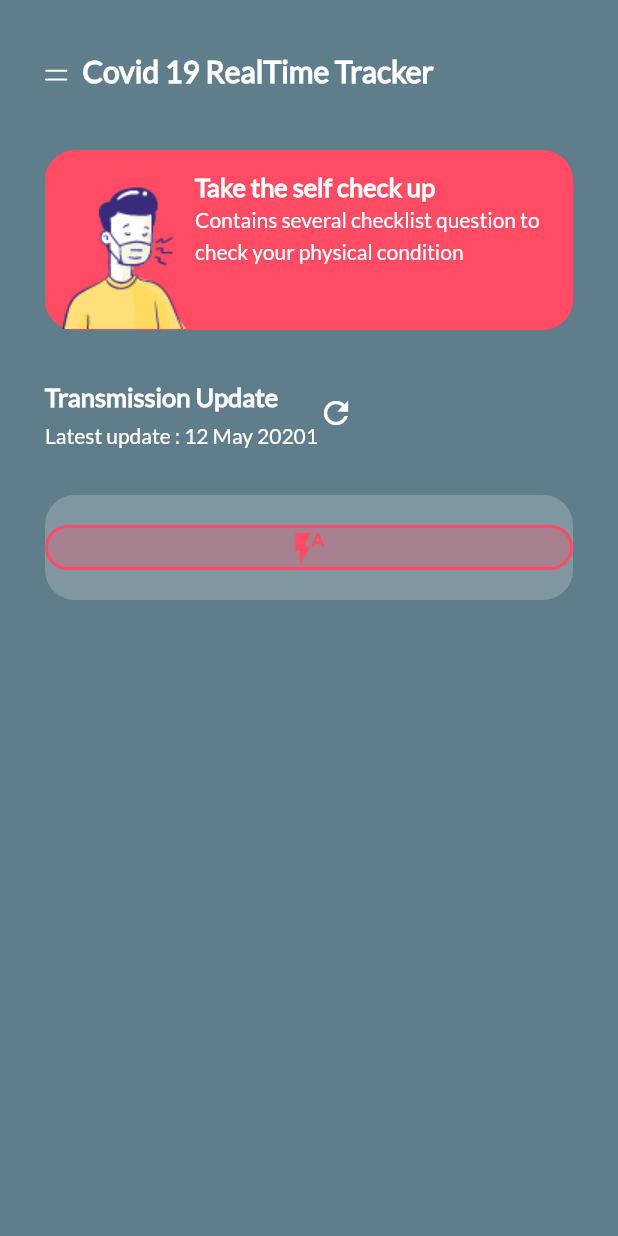
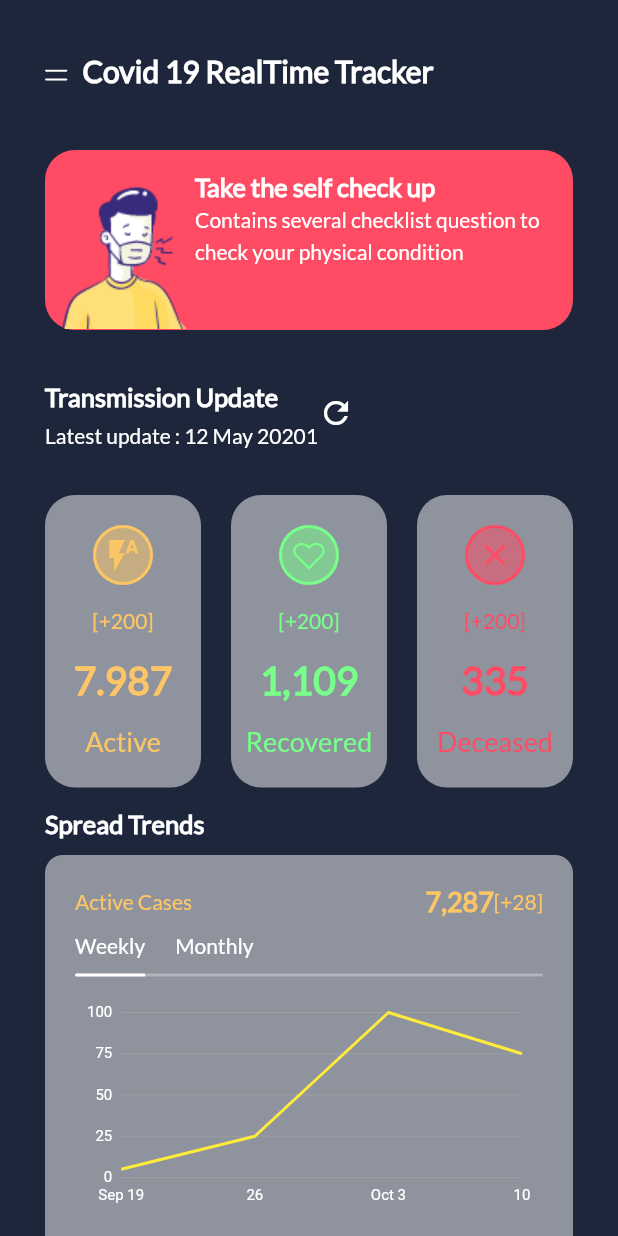
Before and after one commit to mouhsineelachbi/Covid19_Tracker_Mobile, a Flutter app: the screen it shows after launch, on a phone screen of 412 x 824 dp. Run offline on Flutter 3.47's test engine with Material 2 defaults, Android fonts, the phone set to English and light mode, and no system bars; our stand-ins replace charts_flutter, flutter_svg, line_icons.

Commit message:
cases, recovered and death cards and chart monthly and weekly cases

```diff
--- a/lib/main.dart
+++ b/lib/main.dart
@@ -1,4 +1,5 @@
 import 'package:covid19tracker/pages/home.dart';
+import 'package:covid19tracker/themes/constants.dart';
 import 'package:flutter/material.dart';
 
 void main() {
@@ -6,7 +7,7 @@ void main() {
     debugShowCheckedModeBanner: false,
     title: "Covid19 RealTime Tracker",
     theme: ThemeData(
-      scaffoldBackgroundColor: Colors.blueGrey,
+      scaffoldBackgroundColor: bgColor,
       fontFamily: 'lato',
     ),
     home: HomePage(),
--- a/lib/pages/home.dart
+++ b/lib/pages/home.dart
@@ -1,3 +1,6 @@
+import 'package:covid19tracker/pages/detail.dart';
+import 'package:covid19tracker/widgets/cardstatus.dart';
+import 'package:covid19tracker/widgets/charts.dart';
 import 'package:flutter/material.dart';
 import 'package:flutter_svg/svg.dart';
 import 'package:covid19tracker/themes/constants.dart';
@@ -28,7 +31,11 @@ class _HomePageState extends State<HomePage> {
           ],
         ),
         SizedBox(height: 40,),
-        Container(
+        GestureDetector(
+          onTap: () {
+            Navigator.push(context, (MaterialPageRoute(builder: (_) => Detail())));
+          },
+          child: Container(
             width: double.infinity,
             height: 120,
             decoration: BoxDecoration(
@@ -61,6 +68,7 @@ class _HomePageState extends State<HomePage> {
               ],
             ),
           ),
+        ),
         SizedBox(height: 30,),
         Row(
           children: [
@@ -83,26 +91,82 @@ class _HomePageState extends State<HomePage> {
         ),
         SizedBox(height: 30,),
         Row(
+          mainAxisAlignment: MainAxisAlignment.spaceBetween,
           children: [
-            Expanded(
-              child: Container(
+            CardStatus(iconName: Icons.flash_auto ,cardColor: warning, newCases: "200", totalCases: "7.987", status: "Active",),
+            SizedBox(width: 20,),
+            CardStatus(iconName: LineIcons.heart, cardColor: success, newCases: "200", totalCases: "1,109", status: "Recovered",),
+            SizedBox(width: 20,),
+            CardStatus(iconName: Icons.close, cardColor: primary, newCases: "200", totalCases: "335", status: "Deceased",),
+          ],
+        ),
+        SizedBox(height: 10,),
+        Column(
+          crossAxisAlignment: CrossAxisAlignment.start,
+          children: [
+            Text("Spread Trends", style:AppSubTitle),
+            SizedBox(height: 10,),
+            Container(
+              height: 300,
+              width: double.infinity,
               decoration: BoxDecoration(
-                  color: textWhite.withOpacity(0.2),
-                  borderRadius: BorderRadius.circular(20),
+                color: textWhite.withOpacity(0.5),
+                borderRadius: BorderRadius.circular(12),
               ),
               child: Padding(
-                  padding: EdgeInsets.symmetric(vertical: 20),
-                  child: Container(
-                    width: 1,
-                    height: 30,
+                padding: EdgeInsets.symmetric(horizontal: 20, vertical: 5),
+                child: Column(
+                  children: [
+                    SizedBox(height: 15,),
+                    Row(
+                      mainAxisAlignment: MainAxisAlignment.spaceBetween,
+                      children: [
+                        Text("Active Cases", style: TextStyle(fontSize: 14, color: warning)),
+                        Row(
+                          children: [
+                            Text("7,287", style: TextStyle(color: warning, fontSize: 18, fontWeight: FontWeight.bold),),
+                            Text("[+28]", style: TextStyle(color: warning)),
+                          ],
+                        ),
+                      ],
+                    ),
+                    SizedBox(height: 10,),
+                    Row(
+                      children: [
+                        Text("Weekly", style: TextStyle(color: textWhite),),
+                        SizedBox(width: 20,),
+                        Text("Monthly", style: TextStyle(color: textWhite),),
+                      ],
+                    ),
+                    SizedBox(height:10),
+                    Container(
+                      width: double.infinity,
+                      child: Stack(
+                        children: [
+                          Container(
+                            width: 47,
+                            height: 2,
                             decoration: BoxDecoration(
-                      color: primary.withOpacity(0.3),
-                      border: Border.all(color: primary, width:2),
-                      borderRadius: BorderRadius.circular(40/2),
+                              color: Colors.white,
+                              borderRadius: BorderRadius.circular(12)
                             ),
-                    child: Icon(Icons.flash_auto, color: primary ,),
                           ),
-                )
+                          Container(
+                            width: double.infinity,
+                            height: 2,
+                            decoration: BoxDecoration(
+                                color: textWhite.withOpacity(0.3),
+                                borderRadius: BorderRadius.circular(12)
+                            ),
+                          ),
+                        ],
+                      ),
+                    ),
+                    SizedBox(height: 10,),
+                    chartWidget,
+                  ],
+                ),
+
               ),
             ),
           ],
--- /dev/null
+++ b/lib/widgets/cardstatus.dart
@@ -0,0 +1,48 @@
+import 'package:covid19tracker/themes/constants.dart';
+import 'package:flutter/material.dart';
+
+class CardStatus extends StatelessWidget {
+
+  final IconData iconName;
+  final Color cardColor;
+  final String newCases;
+  final String totalCases;
+  final String status;
+
+  const CardStatus({Key key, this.cardColor, this.newCases, this.totalCases, this.status, this.iconName,}): super(key: key);
+
+  @override
+  Widget build(BuildContext context) {
+    return Expanded(
+      child: Container(
+          decoration: BoxDecoration(
+            color: textWhite.withOpacity(0.5),
+            borderRadius: BorderRadius.circular(20),
+          ),
+          child: Padding(
+            padding: EdgeInsets.symmetric(vertical: 20),
+            child: Column(
+              children: [
+                Container(
+                  width: 40,
+                  height: 40,
+                  decoration: BoxDecoration(
+                    color: cardColor.withOpacity(0.5),
+                    border: Border.all(color: cardColor, width:2),
+                    borderRadius: BorderRadius.circular(40/2),
+                  ),
+                  child: Icon(iconName, color: cardColor ,),
+                ),
+                SizedBox(height: 15,),
+                Text("[+$newCases]", style: TextStyle(color: cardColor, fontSize: 14),),
+                SizedBox(height: 15,),
+                Text("$totalCases", style: TextStyle(color: cardColor, fontSize: 26, fontWeight: FontWeight.bold),),
+                SizedBox(height: 15,),
+                Text("$status", style: TextStyle(color: cardColor, fontSize: 18),),
+              ],
+            ),
+          )
+      ),
+    );
+  }
+}
--- a/pubspec.yaml
+++ b/pubspec.yaml
@@ -25,6 +25,7 @@ dependencies:
     sdk: flutter
   flutter_svg: ^0.22.0
   line_icons: ^2.0.1
+  charts_flutter: ^0.10.0
 
 
   # The following adds the Cupertino Icons font to your application.
```
Also changed, not shown: lib/pages/detail.dart (added, +137 -0 lines), lib/widgets/charts.dart (added, +53 -0 lines), pubspec.lock. Lines whose indentation alone changed are shown as unchanged.
